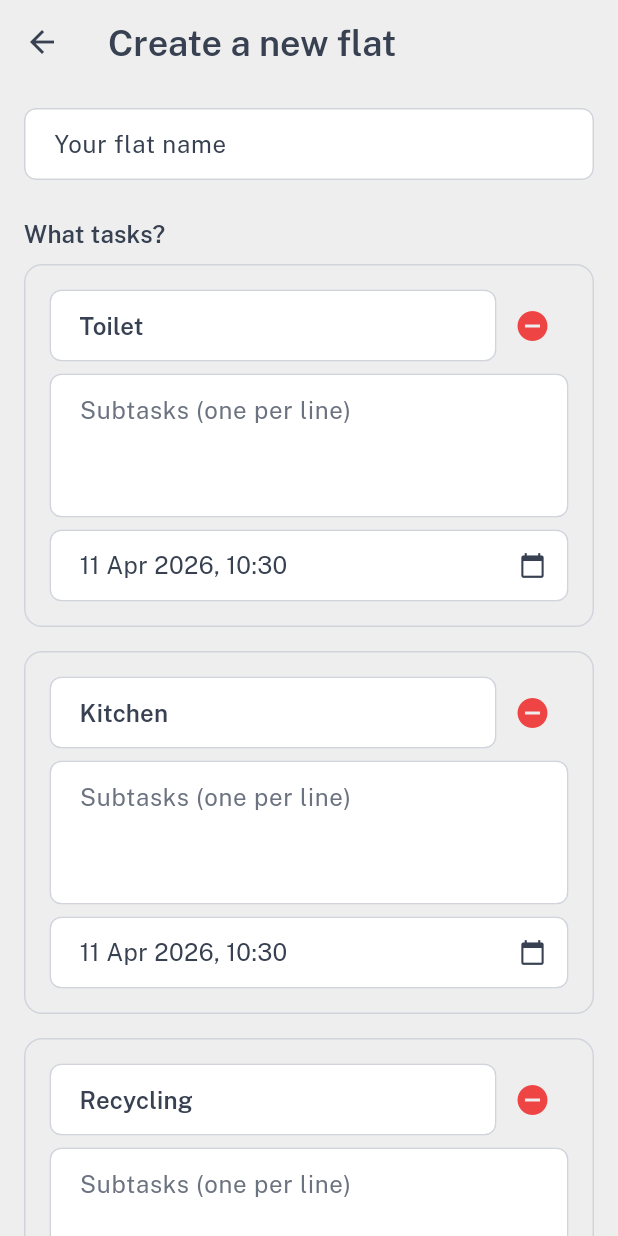
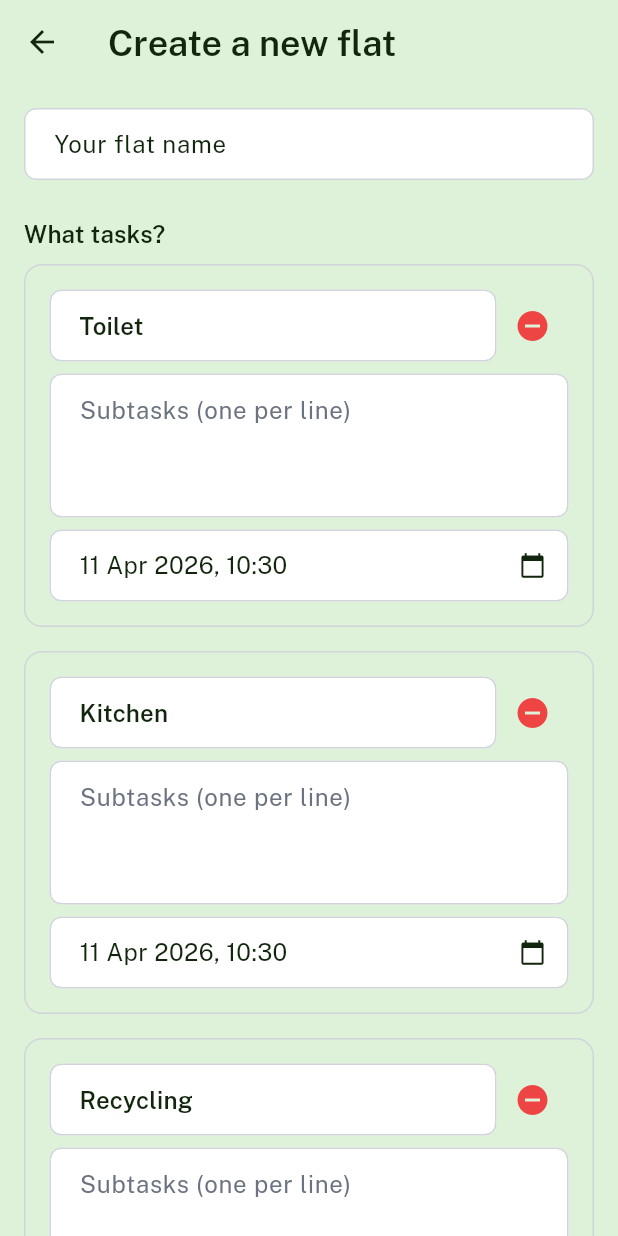
Before and after one commit to Lejinnie/flatorg, a Flutter app: the screen it shows once a user with an empty profile is signed in, after a tap on "Create a new flat", on a phone screen of 412 x 824 dp. Run offline on Flutter 3.47's test engine with Material 3 defaults, Android fonts, the phone set to English and light mode, and no system bars; our stand-ins replace cloud_firestore, cloud_functions, firebase_auth, firebase_core, firebase_messaging, go_router and 2 more; accounts and stored records are empty.

Commit message:
feat: theme toggle, new color scheme, task card bar spacing (issue #10 items 4/5/8)
Light/dark mode toggle (item 4):
- New ThemeModeProvider persists choice to SharedPreferences
- Moon/sun icon button in Settings AppBar (available to all members)
- themeMode wired to both MaterialApp instances in main.dart

New color scheme (item 5):
- bgLight: hsl(108,50%,90%) = #DEF2D9, bgDark: hsl(108,50%,10%) = #12260D
- featureColor: hsl(168,80%,20%) = #0A5C4B (light), featureColorDark: hsl(168,80%,80%) = #A3F5E4
- highlightColor: hsl(48,80%,20%) = #5C4B0A (light), highlightColorDark: hsl(48,80%,80%) = #F5E4A3
- grayDark updated to #12260D; cardColorDark to #1C3815
- ElevatedButton foreground is now white in light mode (dark teal bg)
- Dark theme uses featureColorDark/highlightColorDark throughout
- issue_tile.dart uses highlightColorDark in dark selection state

Task card bar spacing (item 8):
- Top card padding increased from spacingSm (8) to spacingMd (16)
  so the status bar sits lower with more breathing room above it

https://claude.ai/code/session_01NXnmM7C8XoAnG4NcC9W8LU

```diff
--- a/lib/constants/app_theme.dart
+++ b/lib/constants/app_theme.dart
@@ -10,26 +10,31 @@ class AppTheme {
 
   // ── Background colours ────────────────────────────────────────────────────
 
-  /// Page/scaffold background — light mode.
-  static const bgLight = Color(0xFFEEEEEE);
+  /// Page/scaffold background — light mode. hsl(108, 50%, 90%)
+  static const bgLight = Color(0xFFDEF2D9);
 
-  /// Page/scaffold background — dark mode.
-  static const bgDark = Color(0xFF0a0a0a);
+  /// Page/scaffold background — dark mode. hsl(108, 50%, 10%)
+  static const bgDark = Color(0xFF12260D);
 
   // ── Brand palette ─────────────────────────────────────────────────────────
 
-  /// Muted sage green — buttons, navigation highlights, primary actions.
+  /// Dark card background in dark mode — slightly lighter than [bgDark].
+  static const cardColorDark = Color(0xFF1C3815);
 
-  /// Dark card background — dark teal, consistent with featureColor.
-  static const cardColorDark = Color(0xFF1F3535);
+  /// Interactive / feature colour — light mode. hsl(168, 80%, 20%)
+  static const featureColor = Color(0xFF0A5C4B);
 
-  static const featureColor = Color(0xFF508484);
+  /// Interactive / feature colour — dark mode. hsl(168, 80%, 80%)
+  static const featureColorDark = Color(0xFFA3F5E4);
 
-  /// featureColor +10% saturation and +10% lightness — used for selected card backgrounds in dark mode.
-  static const selectionColor = Color(0xFF59AEAE);
+  /// Selected-card background in dark mode — same hue as [featureColorDark].
+  static const selectionColor = Color(0xFF3BBEA8);
 
-  /// highlight color for highlighting stuff.
-  static const highlightColor = Color(0xFFFFCB77);
+  /// Accent / highlight colour — light mode. hsl(48, 80%, 20%)
+  static const highlightColor = Color(0xFF5C4B0A);
+
+  /// Accent / highlight colour — dark mode. hsl(48, 80%, 80%)
+  static const highlightColorDark = Color(0xFFF5E4A3);
 
   // ── Task-state colours (ONLY for the 4 px top bar on task cards) ──────────
 
@@ -53,8 +58,8 @@ class AppTheme {
   /// Unit labels and non-critical annotations — lighter than grayMid.
   static const secondaryTextColor = Color(0xFF9CA3AF);
 
-  /// Primary body text (light mode).
-  static const grayDark = Color(0xFF374151);
+  /// Primary body text (light mode). hsl(108, 50%, 10%) — matches [bgDark].
+  static const grayDark = Color(0xFF12260D);
 
   // ── Font sizes (3 centralised values) ────────────────────────────────────
 
@@ -136,9 +141,8 @@ class AppTheme {
         primary: featureColor,
         secondary: highlightColor,
         surface: bgLight,
-        onPrimary: Color(0xFF374151),
-        onSecondary: Color(0xFF374151),
-        onSurface: Color(0xFF374151),
+        // featureColor is dark teal → white text on primary buttons (Material default).
+        onSurface: grayDark,
         error: stateNotDone,
       ),
       textTheme: textTheme,
@@ -179,7 +183,8 @@ class AppTheme {
       elevatedButtonTheme: ElevatedButtonThemeData(
         style: ElevatedButton.styleFrom(
           backgroundColor: featureColor,
-          foregroundColor: grayDark,
+          // featureColor is dark teal — white text is readable.
+          foregroundColor: Colors.white,
           textStyle:
               textTheme.labelLarge?.copyWith(fontWeight: FontWeight.w600),
           shape: RoundedRectangleBorder(
@@ -225,11 +230,11 @@ class AppTheme {
       brightness: Brightness.dark,
       scaffoldBackgroundColor: bgDark,
       colorScheme: const ColorScheme.dark(
-        primary: featureColor,
-        secondary: highlightColor,
+        primary: featureColorDark,
+        secondary: highlightColorDark,
         surface: bgDark,
-        onPrimary: Colors.white,
-
+        // featureColorDark is light teal → dark bg text is readable (Material default).
+        onPrimary: bgDark,
         error: stateNotDone,
       ),
       textTheme: textTheme,
@@ -248,7 +253,7 @@ class AppTheme {
       ),
       inputDecorationTheme: InputDecorationTheme(
         filled: true,
-        fillColor: const Color(0xFF333333),
+        fillColor: const Color(0xFF1C3815),
         hintStyle: const TextStyle(color: grayMid),
         border: OutlineInputBorder(
           borderRadius: BorderRadius.circular(radiusSm),
@@ -260,7 +265,7 @@ class AppTheme {
         ),
         focusedBorder: OutlineInputBorder(
           borderRadius: BorderRadius.circular(radiusSm),
-          borderSide: const BorderSide(color: featureColor, width: 2),
+          borderSide: const BorderSide(color: featureColorDark, width: 2),
         ),
         contentPadding: const EdgeInsets.symmetric(
           horizontal: spacingMd,
@@ -269,7 +274,8 @@ class AppTheme {
       ),
       elevatedButtonTheme: ElevatedButtonThemeData(
         style: ElevatedButton.styleFrom(
-          backgroundColor: featureColor,
+          backgroundColor: featureColorDark,
+          // featureColorDark is light teal — dark bg text is readable.
           foregroundColor: bgDark,
           textStyle:
               textTheme.labelLarge?.copyWith(fontWeight: FontWeight.w600),
@@ -300,7 +306,7 @@ class AppTheme {
       dividerTheme: const DividerThemeData(color: grayMid, space: 1),
       bottomNavigationBarTheme: const BottomNavigationBarThemeData(
         backgroundColor: bgDark,
-        selectedItemColor: featureColor,
+        selectedItemColor: featureColorDark,
         unselectedItemColor: grayMid,
         elevation: 8,
       ),
--- a/lib/constants/strings.dart
+++ b/lib/constants/strings.dart
@@ -115,6 +115,8 @@ const headingCreateFlat = 'Create a new flat';
 const headingJoinFlat = 'Join an existing flat';
 const headingAssignTasks = "Let's assign tasks!";
 const headingSettings = 'Settings';
+const tooltipSwitchToDark = 'Switch to dark mode';
+const tooltipSwitchToLight = 'Switch to light mode';
 
 const swapRequestAccepted = 'Swap request accepted';
 const swapRequestDeclined = 'Swap request declined';
--- a/lib/main.dart
+++ b/lib/main.dart
@@ -9,6 +9,7 @@ import 'package:provider/provider.dart';
 import 'constants/app_theme.dart';
 import 'providers/auth_provider.dart';
 import 'providers/flat_provider.dart';
+import 'providers/theme_mode_provider.dart';
 import 'router/app_router.dart';
 
 /// Top-level FCM background message handler — must be a top-level function.
@@ -37,6 +38,7 @@ class FlatOrgApp extends StatelessWidget {
     providers: [
       ChangeNotifierProvider(create: (_) => AuthProvider()),
       ChangeNotifierProvider(create: (_) => FlatProvider()),
+      ChangeNotifierProvider(create: (_) => ThemeModeProvider()),
     ],
     child: const _RouterInitialiser(),
   );
@@ -65,9 +67,13 @@ class _RouterInitialiserState extends State<_RouterInitialiser> {
   Future<void> _init() async {
     final authProvider = context.read<AuthProvider>();
     final flatProvider = context.read<FlatProvider>();
+    final themeModeProvider = context.read<ThemeModeProvider>();
 
-    // Restore persisted flatId for the current user (if any).
-    await flatProvider.init(authProvider.currentUser?.uid);
+    // Restore persisted settings before the first frame renders.
+    await Future.wait([
+      flatProvider.init(authProvider.currentUser?.uid),
+      themeModeProvider.init(),
+    ]);
 
     if (mounted) {
       setState(() {
@@ -79,11 +85,14 @@ class _RouterInitialiserState extends State<_RouterInitialiser> {
 
   @override
   Widget build(BuildContext context) {
+    final themeMode = context.watch<ThemeModeProvider>().mode;
+
     if (!_initialised) {
       // Show a minimal splash while providers initialise.
       return MaterialApp(
         theme: AppTheme.lightTheme,
         darkTheme: AppTheme.darkTheme,
+        themeMode: themeMode,
         home: const Scaffold(
           body: Center(child: CircularProgressIndicator()),
         ),
@@ -94,6 +103,7 @@ class _RouterInitialiserState extends State<_RouterInitialiser> {
       title: 'FlatOrg',
       theme: AppTheme.lightTheme,
       darkTheme: AppTheme.darkTheme,
+      themeMode: themeMode,
       routerConfig: _routerWrapper.router,
       debugShowCheckedModeBanner: false,
     );
--- /dev/null
+++ b/lib/providers/theme_mode_provider.dart
@@ -0,0 +1,34 @@
+import 'package:flutter/material.dart';
+import 'package:shared_preferences/shared_preferences.dart';
+
+const _prefKeyThemeMode = 'theme_mode';
+const _valueDark = 'dark';
+const _valueLight = 'light';
+
+/// Persists and exposes the user's preferred [ThemeMode].
+///
+/// Defaults to [ThemeMode.light] on first launch.
+/// Persists the choice to [SharedPreferences] so it survives restarts.
+class ThemeModeProvider extends ChangeNotifier {
+  ThemeMode _mode = ThemeMode.light;
+
+  ThemeMode get mode => _mode;
+  bool get isDark => _mode == ThemeMode.dark;
+
+  /// Loads the persisted theme preference.  Must be awaited before the first
+  /// [MaterialApp] build so the initial theme is correct.
+  Future<void> init() async {
+    final prefs = await SharedPreferences.getInstance();
+    final saved = prefs.getString(_prefKeyThemeMode);
+    _mode = saved == _valueDark ? ThemeMode.dark : ThemeMode.light;
+    notifyListeners();
+  }
+
+  /// Toggles between light and dark mode and persists the new value.
+  Future<void> toggle() async {
+    _mode = isDark ? ThemeMode.light : ThemeMode.dark;
+    final prefs = await SharedPreferences.getInstance();
+    await prefs.setString(_prefKeyThemeMode, isDark ? _valueDark : _valueLight);
+    notifyListeners();
+  }
+}
--- a/lib/widgets/issue_tile.dart
+++ b/lib/widgets/issue_tile.dart
@@ -49,11 +49,11 @@ class IssueTile extends StatelessWidget {
     final Color checkboxColor;
     if (isSelected) {
       // Coloured selection background — use explicit dark text for contrast.
-      cardColor = isDark ? AppTheme.selectionColor : AppTheme.highlightColor;
+      cardColor = isDark ? AppTheme.selectionColor : AppTheme.highlightColorDark;
       descriptionTextColor = AppTheme.grayDark;
       titleTextColor = onCooldown ? AppTheme.grayMid : AppTheme.grayDark;
       checkboxIcon = Icons.check_box;
-      checkboxColor = isDark ? AppTheme.highlightColor : AppTheme.featureColor;
+      checkboxColor = isDark ? AppTheme.highlightColorDark : AppTheme.featureColor;
     } else {
       // Default card — let the theme drive text colour via null.
       cardColor = defaultCardColor;
--- a/lib/widgets/task_card.dart
+++ b/lib/widgets/task_card.dart
@@ -165,7 +165,7 @@ class _TaskCardState extends State<TaskCard> {
       child: Padding(
         padding: const EdgeInsets.fromLTRB(
           AppTheme.spacingMd,
-          AppTheme.spacingSm,
+          AppTheme.spacingMd,
           AppTheme.spacingMd,
           AppTheme.spacingMd,
         ),
```
Also changed, not shown: lib/screens/settings_screen.dart (+12 -0 lines).
